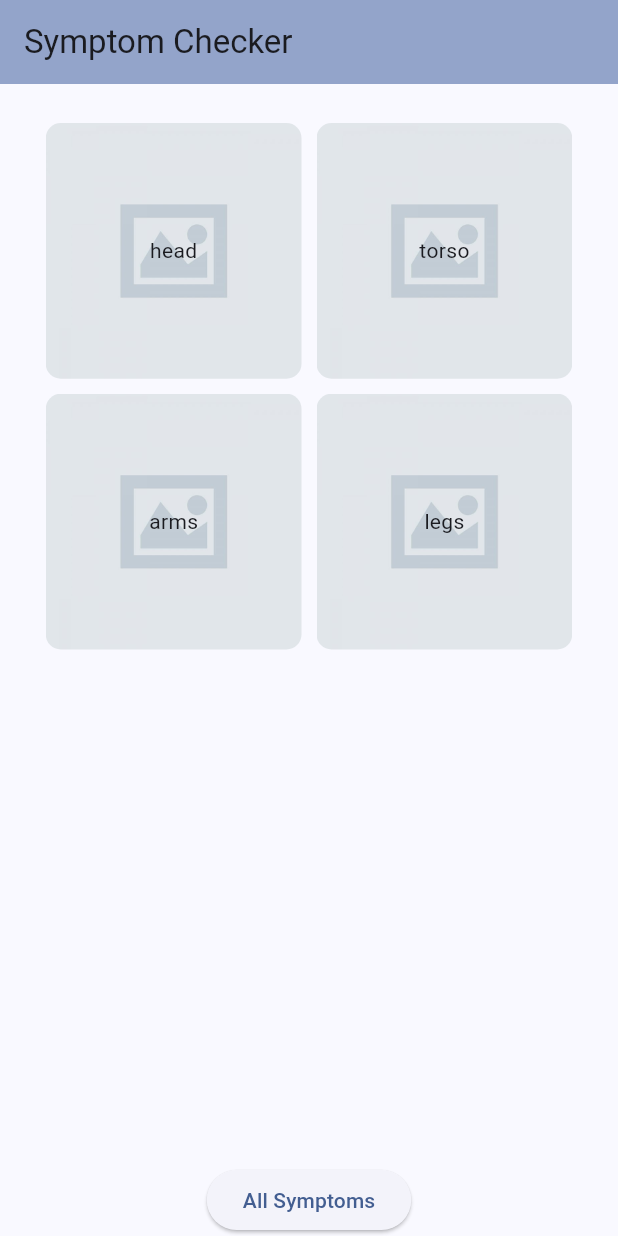
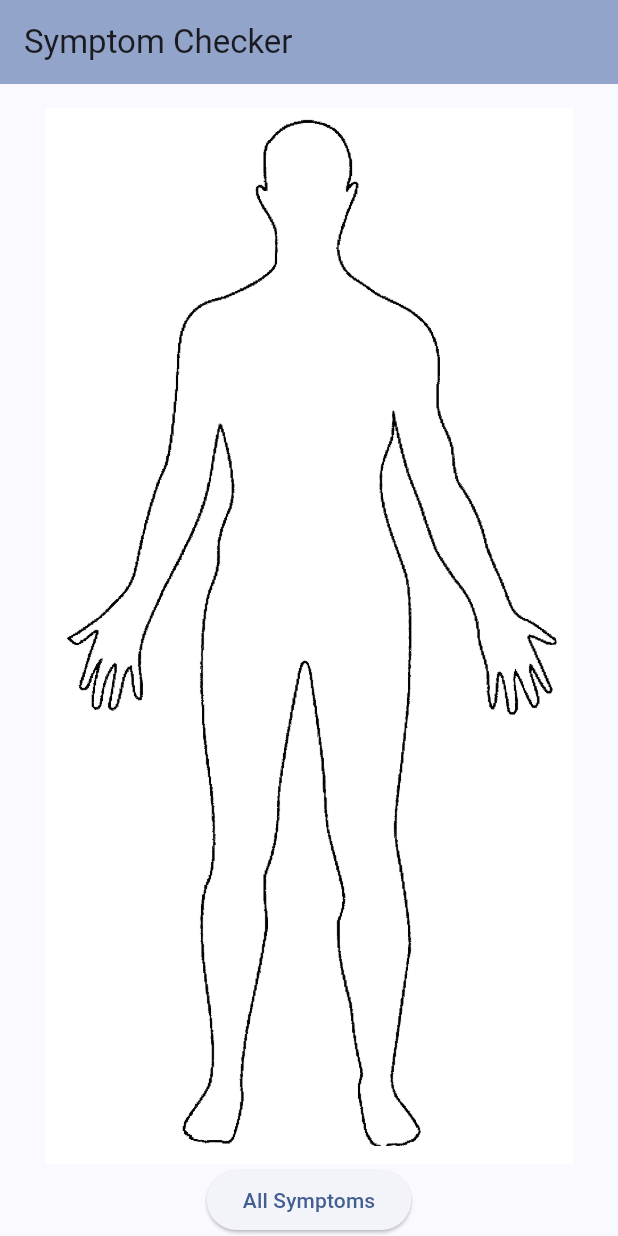
Before and after one commit to wd7512/GDSC-solution-challenge, a Flutter app: the screen it shows after launch, on a phone screen of 412 x 824 dp. Run offline on Flutter 3.47's test engine with Material 3 defaults, Android fonts, the phone set to English and light mode, and no system bars; our stand-ins replace printing.

Commit message:
Added scalable image based category selector

```diff
--- a/symptom_checker/lib/main.dart
+++ b/symptom_checker/lib/main.dart
@@ -1,5 +1,6 @@
 import 'package:flutter/material.dart';
 import 'package:provider/provider.dart';
+import 'package:symptom_checker/components/body_area_selector.dart';
 // import 'package:symptom_checker/components/body_selector.dart';
 import 'package:symptom_checker/components/category_components.dart';
 import 'package:symptom_checker/components/selected_symptoms_components.dart';
@@ -45,24 +46,25 @@ class HomePage extends StatelessWidget {
 
   @override
   Widget build(BuildContext context) {
-    List<Widget> categoryButtons = DataStore()
-        .getAllCategories()
-        .map((category) => CategoryButton(category: category))
-        .toList();
+    // List<Widget> categoryButtons = DataStore()
+    //     .getAllCategories()
+    //     .map((category) => CategoryButton(category: category))
+    //     .toList();
 
     return Scaffold(
       appBar: AppBar(
         title: const Text('Symptom Checker'),
       ),
-      body: Center(
+      body: const Center(
         child: Padding(
-          padding: const EdgeInsets.only(top: 16.0),
+          padding: EdgeInsets.only(top: 16.0),
           child: Column(
             children: [
-              Expanded(
-                child: AutoGrid(children: [...categoryButtons]),
-              ),
-              const AllSymptomsButton(),
+              // Expanded(
+              //   child: AutoGrid(children: [...categoryButtons]),
+              // ),
+              Expanded(child: BodyAreaSelector()),
+              AllSymptomsButton(),
             ],
           ),
         ),
```
Also changed, not shown: symptom_checker/lib/components/body_area_selector.dart (added, +83 -0 lines), symptom_checker/lib/legacy/body_selector.dart (renamed from symptom_checker/lib/components/body_selector.dart, +37 -2 lines), symptom_checker/lib/models/location_store.dart (deleted, +0 -37 lines).
